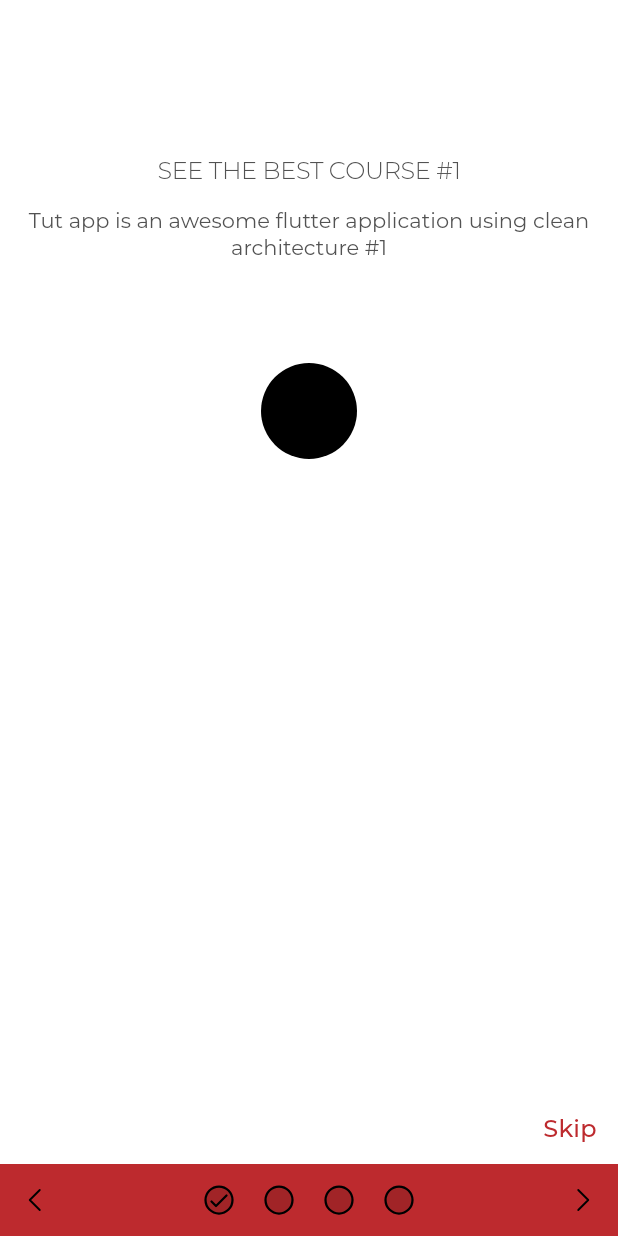
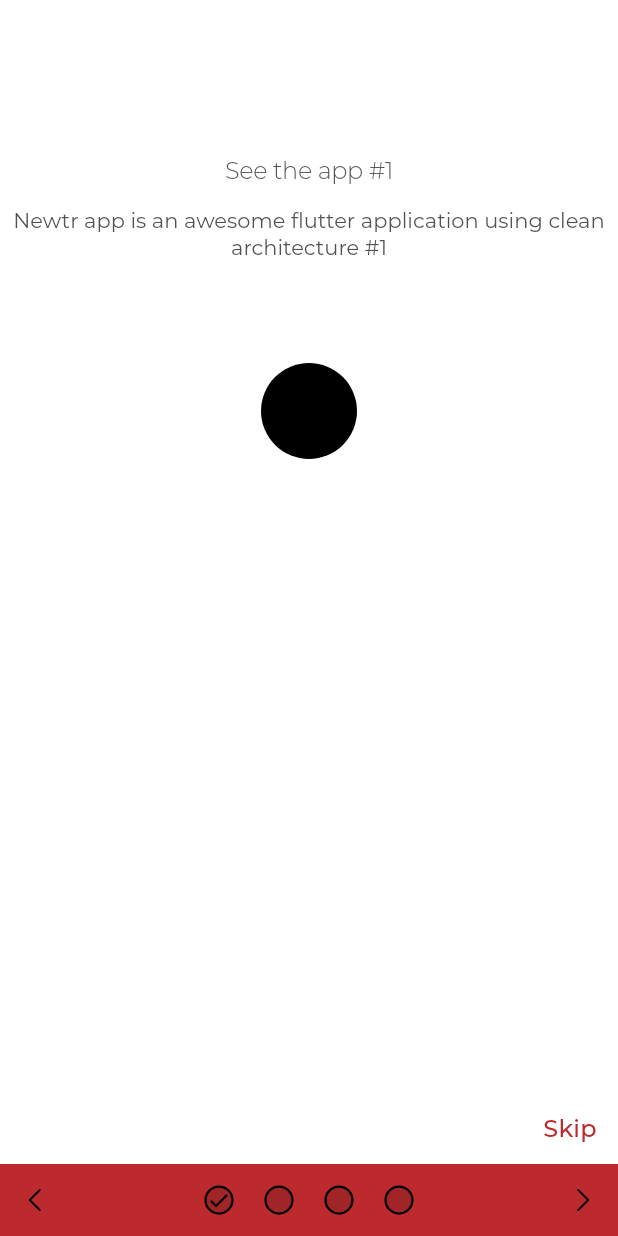
Before and after one commit to halkhattab63/Newtr-Staj-Application, a Flutter app: the screen it shows after launch, on a phone screen of 412 x 824 dp. Run offline on Flutter 3.47's test engine with Material 3 defaults, Android fonts, the phone set to English and light mode, and no system bars; our stand-ins replace dartz, dio, flutter_svg, internet_connection_checker, retrofit; generated files the repository leaves out were written again.

Commit message:
son ekleme

```diff
--- a/lib/data/data_source/remote_data_source.dart
+++ b/lib/data/data_source/remote_data_source.dart
@@ -7,13 +7,10 @@ abstract class RemoteDataSource {
   Future<AuthenticationResponse> login(LoginRequest loginRequest);
 }
 
-
 class RemoteDataSourceImpl implements RemoteDataSource{
   final AppServiceClient _appServiceClient;
 
   RemoteDataSourceImpl(this._appServiceClient);
-
-
   @override
   Future<AuthenticationResponse> login(LoginRequest loginRequest) async {
     return await _appServiceClient.login(
--- a/lib/data/network/failure.dart
+++ b/lib/data/network/failure.dart
@@ -1,5 +1,5 @@
 class Failure {
-  int code ;
-  String message;
+  int code ;// 200, 201, 400, 303..500 and so on
+  String message;// error , success
   Failure(this.code,this.message);
 }
--- a/lib/data/response/responses.dart
+++ b/lib/data/response/responses.dart
@@ -18,14 +18,10 @@ class CustomerResponse {
   String? name;
   @JsonKey(name:"numOfNotifications")
   int? numOfNotifications;
-
   CustomerResponse(this.id,this.name,this.numOfNotifications);
-
   factory CustomerResponse.fromJson(Map<String, dynamic> json)
    => _$CustomerResponseFromJson(json);
-
   Map<String, dynamic> toJson() => _$CustomerResponseToJson(this);
-
 }
 
 
--- a/lib/presentation/onboarding/view_model/onboarding_viewModel.dart
+++ b/lib/presentation/onboarding/view_model/onboarding_viewModel.dart
@@ -42,15 +42,12 @@ class OnBoardingViewModel extends BaseViewModel with OnBoardingViewModelInputs,O
       }
 
       @override
-
       Sink get inputSliderViewObject => _streamController.sink;
-
       @override
       void onPageChanged(int index) {
          _currentIndex = index;
          _postDataToView();
       }
-
       @override
       Stream<SliderViewObject> get outputSliderViewObject
     => _streamController.stream.map((sliderViewObject)=> sliderViewObject);
@@ -58,11 +55,15 @@ class OnBoardingViewModel extends BaseViewModel with OnBoardingViewModelInputs,O
   void _postDataToView(){
 inputSliderViewObject.add(SliderViewObject(_list[_currentIndex],_list.length,_currentIndex));
   }
-   List<SliderObject> _getSliderData() =>[ //مكونات الصفحة
-      SliderObject(AppStrings.onBoardingTitle1, AppStrings.onBoardingSubTitle1 , ImageAssets.onboardingLogo1),
-      SliderObject(AppStrings.onBoardingTitle2, AppStrings.onBoardingSubTitle2 , ImageAssets.onboardingLogo2),
-      SliderObject(AppStrings.onBoardingTitle3, AppStrings.onBoardingSubTitle3 , ImageAssets.onboardingLogo3),
-      SliderObject(AppStrings.onBoardingTitle4, AppStrings.onBoardingSubTitle4 , ImageAssets.onboardingLogo4),
+   List<SliderObject> _getSliderData() =>[
+      SliderObject(AppStrings.onBoardingTitle1,
+       AppStrings.onBoardingSubTitle1 , ImageAssets.onboardingLogo1),
+      SliderObject(AppStrings.onBoardingTitle2,
+       AppStrings.onBoardingSubTitle2 , ImageAssets.onboardingLogo2),
+      SliderObject(AppStrings.onBoardingTitle3,
+       AppStrings.onBoardingSubTitle3 , ImageAssets.onboardingLogo3),
+      SliderObject(AppStrings.onBoardingTitle4,
+       AppStrings.onBoardingSubTitle4 , ImageAssets.onboardingLogo4),
     ];
 
 }
--- a/lib/presentation/resources/assets_manager.dart
+++ b/lib/presentation/resources/assets_manager.dart
@@ -10,7 +10,4 @@ class ImageAssets{
   static const String checkCircle = "$imagesPath/check-circle.svg";
   static const String chevronRight = "$imagesPath/chevron-right.svg";
   static const String chevronLeft = "$imagesPath/chevron-left.svg";
-
-
-
 }
--- a/lib/presentation/resources/strings_manager.dart
+++ b/lib/presentation/resources/strings_manager.dart
@@ -1,20 +1,18 @@
 class AppStrings{
   static const String noRouteFound = "No Route found";
-  static const onBoardingTitle1 = "SEE THE BEST COURSE #1";
-  static const onBoardingTitle2 = "SEE THE BEST COURSE #2";
-  static const onBoardingTitle3 = "SEE THE BEST COURSE #3";
-  static const onBoardingTitle4 = "SEE THE BEST COURSE #4";
+  static const onBoardingTitle1 = "See the app #1";
+  static const onBoardingTitle2 = "See the app #2";
+  static const onBoardingTitle3 = "See the app #3";
+  static const onBoardingTitle4 = "See the app #4";
 
   static const onBoardingSubTitle1 =
-      "Tut app is an awesome flutter application using clean architecture #1";
+      "Newtr app is an awesome flutter application using clean architecture #1";
   static const onBoardingSubTitle2 =
-      "Tut app is an awesome flutter application using clean architecture #2";
+      "Newtr app is an awesome flutter application using clean architecture #2";
   static const onBoardingSubTitle3 =
-      "Tut app is an awesome flutter application using clean architecture #3";
+      "Newtr app is an awesome flutter application using clean architecture #3";
   static const onBoardingSubTitle4 =
-      "Tut app is an awesome flutter application using clean architecture #4";
+      "Newtr app is an awesome flutter application using clean architecture #4";
 
   static const skip = "Skip";
-
-
 }
--- a/pubspec.yaml
+++ b/pubspec.yaml
@@ -37,6 +37,8 @@ dependencies:
   dio: ^5.7.0
   retrofit_generator: ^9.1.3
   dartz: ^0.10.1
+  internet_connection_checker_plus: ^2.5.2
+  internet_connection_checker: ^1.0.0+1
 
 
 
```
Also changed, not shown: lib/app/extensions.dart (+2 -6 lines), lib/data/network/error_handler.dart (added, +101 -0 lines), lib/data/network/network_info.dart (added, +14 -0 lines), lib/data/repository/repository_impl.dart (added, +35 -0 lines), lib/domain/model/models.dart (+0 -7 lines), lib/presentation/base/baseViewModel.dart (+3 -7 lines), lib/presentation/splash/splash_view.dart (+0 -7 lines), pubspec.lock, 3 other files.
